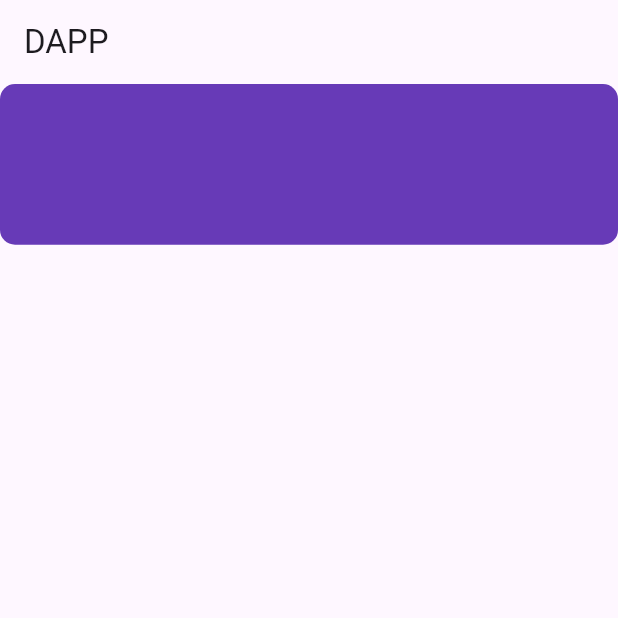
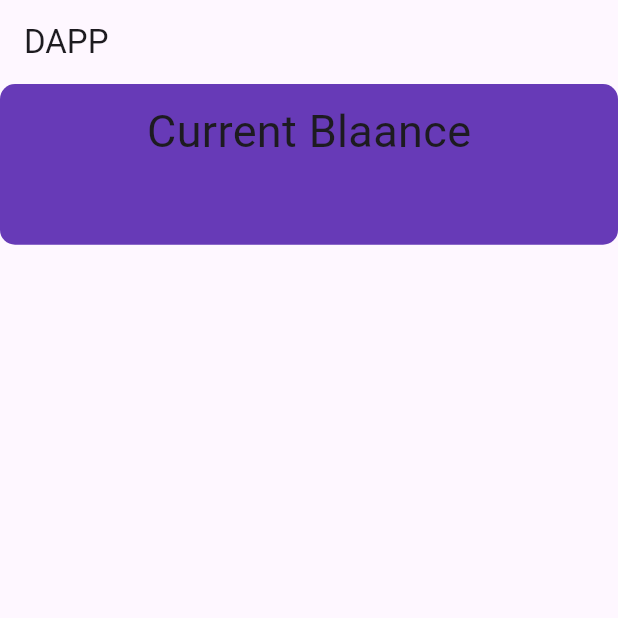
Before and after one commit to NaVindu0315/Flutter-Dapp, a Flutter app: the screen it shows after launch, on a phone screen of 412 x 824 dp, the top half of it. Run offline on Flutter 3.47's test engine with Material 3 defaults, Android fonts, the phone set to English and light mode, and no system bars; missing offline and left inert: web3dart.

Commit message:
new text

```diff
--- a/lib/simple_dapp/Homes.dart
+++ b/lib/simple_dapp/Homes.dart
@@ -24,6 +24,21 @@ class _HomesState extends State<Homes> {
                 color: Colors.deepPurple..withOpacity(.4),
                 borderRadius: BorderRadius.circular(10),
               ),
+              child: Center(
+                child: Padding(
+                  padding: EdgeInsets.symmetric(horizontal: 10, vertical: 10),
+                  child: Column(
+                    children: [
+                      Text(
+                        'Current Blaance',
+                        style: TextStyle(
+                          fontSize: 30.0,
+                        ),
+                      ),
+                    ],
+                  ),
+                ),
+              ),
             )
           ],
         ),
```
